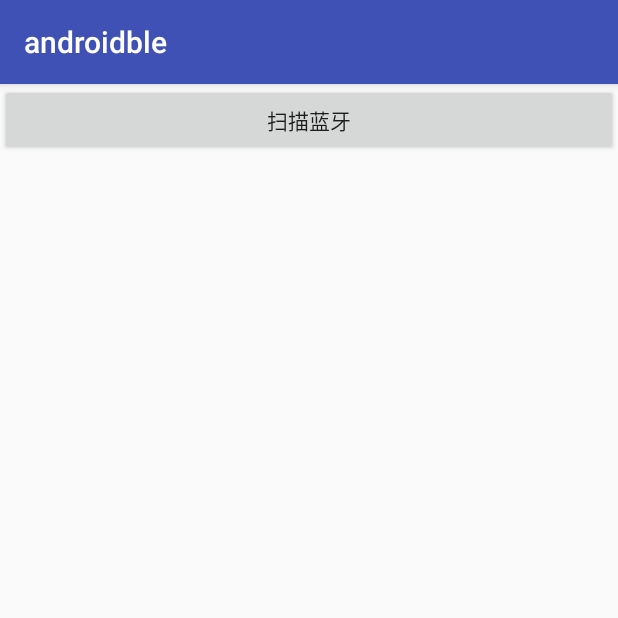
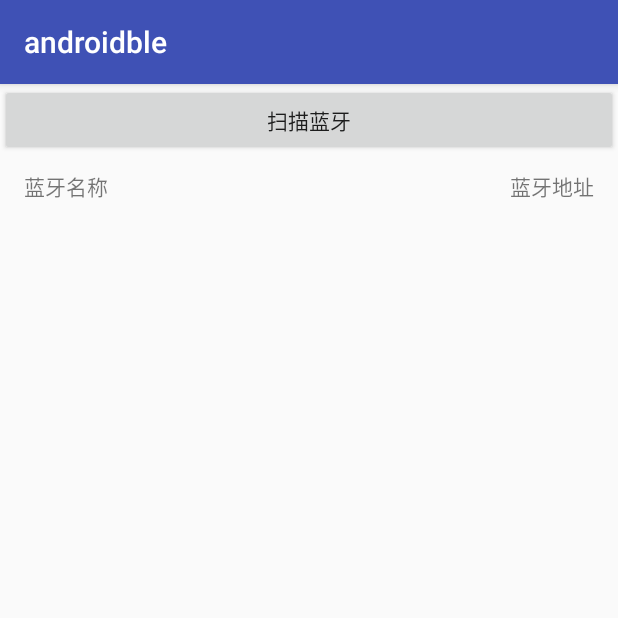
Before and after one commit to zhuyuliang/android-ble-serialport, an Android app: the MainActivity screen opened directly, with no data from a screen before it, on a phone screen of 412 x 824 dp, the top half of it. Run offline under Robolectric (Android 15) with nearby library versions, the phone set to English and light mode, and no system bars; 1 statement that could not run was skipped.

Commit message:
添加扫描蓝牙设备

```diff
--- a/app/src/main/AndroidManifest.xml
+++ b/app/src/main/AndroidManifest.xml
@@ -5,6 +5,8 @@
     <uses-feature android:name="android.hardware.bluetooth_le" android:required="true"/>
     <uses-permission android:name="android.permission.BLUETOOTH"/>
     <uses-permission android:name="android.permission.BLUETOOTH_ADMIN"/>
+    <uses-permission android:name="android.permission.ACCESS_FINE_LOCATION"/>
+    <uses-permission android:name="android.permission.ACCESS_COARSE_LOCATION"/>
 
     <application
         android:allowBackup="true"
--- a/app/src/main/res/layout/activity_main.xml
+++ b/app/src/main/res/layout/activity_main.xml
@@ -2,7 +2,7 @@
 <LinearLayout xmlns:android="http://schemas.android.com/apk/res/android"
     android:layout_width="match_parent"
     android:layout_height="match_parent"
-    android:orientation="horizontal">
+    android:orientation="vertical">
 
     <Button
         android:id="@+id/scan_btn"
@@ -14,7 +14,31 @@
         android:id="@+id/tv_status"
         android:layout_width="match_parent"
         android:layout_height="match_parent"
-        android:text="准备搜索"/>
+        android:text="准备搜索"
+        android:visibility="gone" />
+
+    <LinearLayout
+        android:layout_width="match_parent"
+        android:layout_height="40dp"
+        android:orientation="horizontal">
+
+        <TextView
+            android:layout_width="wrap_content"
+            android:layout_height="match_parent"
+            android:layout_marginLeft="16dp"
+            android:layout_weight="1"
+            android:gravity="left|center_vertical"
+            android:text="蓝牙名称" />
+
+        <TextView
+            android:layout_width="wrap_content"
+            android:layout_height="match_parent"
+            android:layout_marginRight="16dp"
+            android:layout_weight="1"
+            android:gravity="right|center_vertical"
+            android:text="蓝牙地址" />
+
+    </LinearLayout>
 
     <LinearLayout
         android:layout_width="match_parent"
```
Also changed, not shown: app/src/main/java/com/zyl/myble/MainActivity.java (+69 -17 lines), app/src/main/res/layout/view_holder_ble_item.xml (added, +26 -0 lines).
